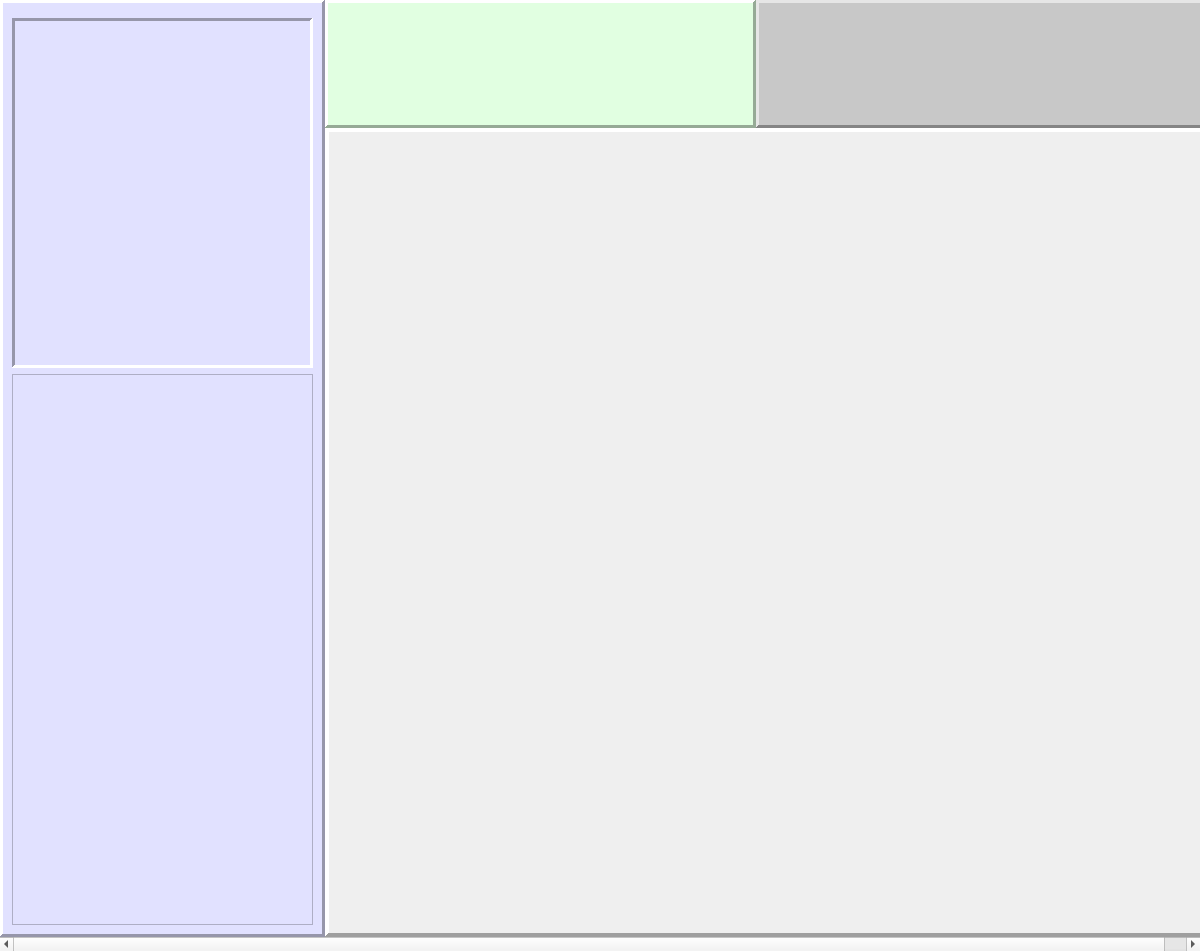
biorobaw/RoboBulls, file src/gui/main_window.ui: the form before one commit.
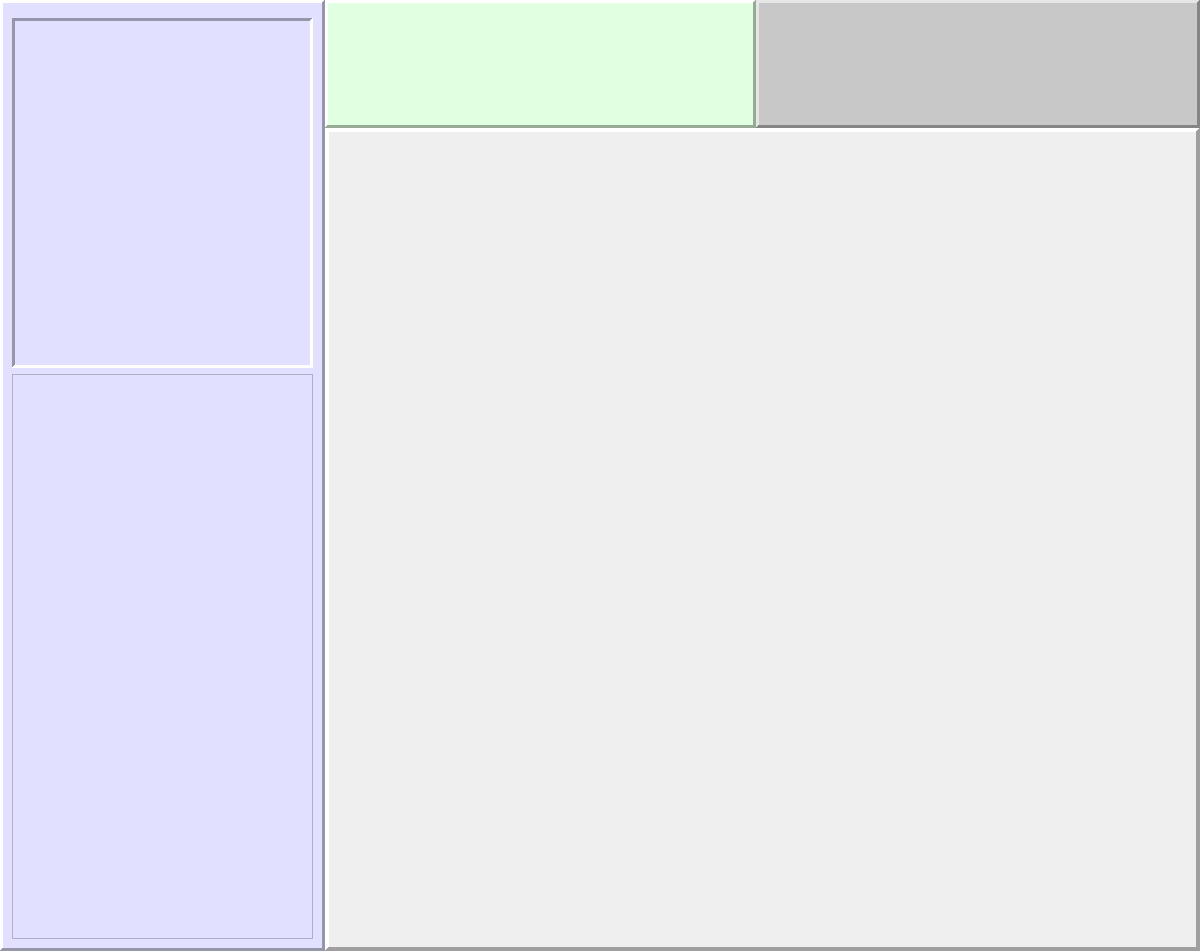
The form after the commit. Icons and pictures are not drawn. Custom widgets are drawn as their Qt base class.

Commit message: Fixed error where ui_main_window.h was not getting generated

Diff of the .ui file:
```diff
--- a/src/gui/main_window.ui
+++ b/src/gui/main_window.ui
@@ -37,102 +37,6 @@
     <property name="spacing">
      <number>0</number>
     </property>
-    <item row="0" column="0">
-     <widget class="QScrollArea" name="scrollArea">
-      <property name="minimumSize">
-       <size>
-        <width>640</width>
-        <height>480</height>
-       </size>
-      </property>
-      <property name="baseSize">
-       <size>
-        <width>0</width>
-        <height>800</height>
-       </size>
-      </property>
-      <property name="frameShape">
-       <enum>QFrame::NoFrame</enum>
-      </property>
-      <property name="frameShadow">
-       <enum>QFrame::Plain</enum>
-      </property>
-      <property name="lineWidth">
-       <number>0</number>
-      </property>
-      <property name="verticalScrollBarPolicy">
-       <enum>Qt::ScrollBarAsNeeded</enum>
-      </property>
-      <property name="sizeAdjustPolicy">
-       <enum>QAbstractScrollArea::AdjustToContents</enum>
-      </property>
-      <property name="widgetResizable">
-       <bool>true</bool>
-      </property>
-      <property name="alignment">
-       <set>Qt::AlignLeading|Qt::AlignLeft|Qt::AlignTop</set>
-      </property>
-      <widget class="QWidget" name="mainScrollArea">
-       <property name="geometry">
-        <rect>
-         <x>0</x>
-         <y>0</y>
-         <width>1222</width>
-         <height>934</height>
-        </rect>
-       </property>
-       <layout class="QGridLayout" name="gridLayout_2">
-        <property name="leftMargin">
-         <number>0</number>
-        </property>
-        <property name="topMargin">
-         <number>0</number>
-        </property>
-        <property name="rightMargin">
-         <number>0</number>
-        </property>
-        <property name="bottomMargin">
-         <number>0</number>
-        </property>
-        <property name="spacing">
-         <number>0</number>
-        </property>
-        <item row="1" column="1" colspan="2">
-         <widget class="PanelField" name="panel_field">
-          <property name="minimumSize">
-           <size>
-            <width>897</width>
-            <height>714</height>
-           </size>
-          </property>
-          <property name="frameShape">
-           <enum>QFrame::Panel</enum>
-          </property>
-          <property name="frameShadow">
-           <enum>QFrame::Raised</enum>
-          </property>
-          <property name="lineWidth">
-           <number>4</number>
-          </property>
-          <layout class="QGridLayout" name="gridLayout_3">
-           <property name="leftMargin">
-            <number>0</number>
-           </property>
-           <property name="topMargin">
-            <number>0</number>
-           </property>
-           <property name="rightMargin">
-            <number>0</number>
-           </property>
-           <property name="bottomMargin">
-            <number>2</number>
-           </property>
-           <property name="spacing">
-            <number>2</number>
-           </property>
-          </layout>
-         </widget>
-        </item>
         <item row="0" column="0" rowspan="2">
          <widget class="QFrame" name="frame_robots">
           <property name="minimumSize">
@@ -232,6 +136,34 @@
           </layout>
          </widget>
         </item>
+    <item row="0" column="1">
+     <widget class="PanelGameInfo" name="panel_game_info">
+      <property name="minimumSize">
+       <size>
+        <width>431</width>
+        <height>128</height>
+       </size>
+      </property>
+      <property name="maximumSize">
+       <size>
+        <width>431</width>
+        <height>128</height>
+       </size>
+      </property>
+      <property name="styleSheet">
+       <string notr="true">background-color: rgb(225, 255, 225);</string>
+      </property>
+      <property name="frameShape">
+       <enum>QFrame::Panel</enum>
+      </property>
+      <property name="frameShadow">
+       <enum>QFrame::Raised</enum>
+      </property>
+      <property name="lineWidth">
+       <number>3</number>
+      </property>
+     </widget>
+    </item>
         <item row="0" column="2">
          <widget class="PanelOutput" name="panel_output">
           <property name="sizePolicy">
@@ -266,23 +198,14 @@
           </property>
          </widget>
         </item>
-        <item row="0" column="1">
-         <widget class="PanelGameInfo" name="panel_game_info">
+    <item row="1" column="1" colspan="2">
+     <widget class="PanelField" name="panel_field">
           <property name="minimumSize">
            <size>
-            <width>431</width>
-            <height>128</height>
-           </size>
-          </property>
-          <property name="maximumSize">
-           <size>
-            <width>431</width>
-            <height>128</height>
-           </size>
-          </property>
-          <property name="styleSheet">
-           <string notr="true">background-color: rgb(225, 255, 225);</string>
-          </property>
+        <width>400</width>
+        <height>714</height>
+       </size>
+      </property>
           <property name="frameShape">
            <enum>QFrame::Panel</enum>
           </property>
@@ -290,12 +213,25 @@
            <enum>QFrame::Raised</enum>
           </property>
           <property name="lineWidth">
-           <number>3</number>
-          </property>
-         </widget>
-        </item>
-       </layout>
-      </widget>
+       <number>4</number>
+      </property>
+      <layout class="QGridLayout" name="gridLayout_3">
+       <property name="leftMargin">
+        <number>0</number>
+       </property>
+       <property name="topMargin">
+        <number>0</number>
+       </property>
+       <property name="rightMargin">
+        <number>0</number>
+       </property>
+       <property name="bottomMargin">
+        <number>2</number>
+       </property>
+       <property name="spacing">
+        <number>2</number>
+       </property>
+      </layout>
      </widget>
     </item>
    </layout>
```
Left out of the diff: 3 changed lines with no effect on the pictures. Lines whose indentation alone changed are shown as unchanged.
